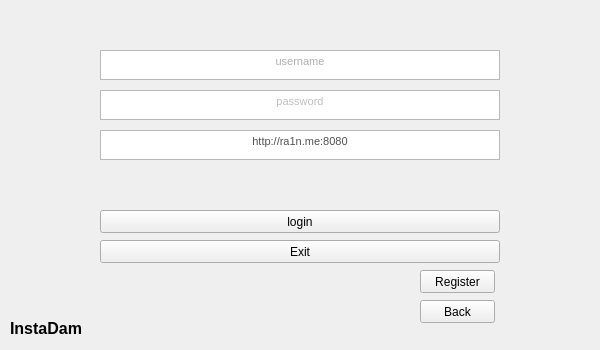
This is Qt/InstaDam/app/login.ui in Vedhus/InstaDam as Qt 5 draws it before an edit. The edited form follows.
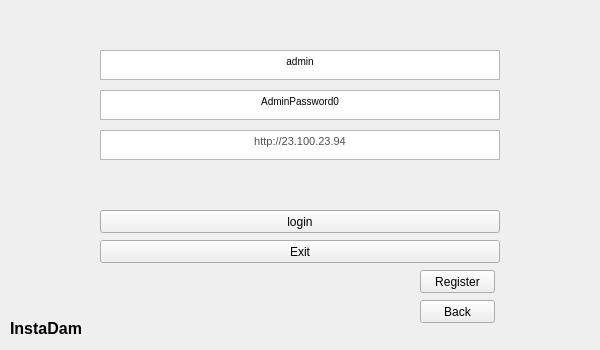
This is the edited form.

Patch:
```diff
--- a/Qt/InstaDam/app/login.ui
+++ b/Qt/InstaDam/app/login.ui
@@ -29,8 +29,8 @@
     <string>&lt;!DOCTYPE HTML PUBLIC &quot;-//W3C//DTD HTML 4.0//EN&quot; &quot;http://www.w3.org/TR/REC-html40/strict.dtd&quot;&gt;
 &lt;html&gt;&lt;head&gt;&lt;meta name=&quot;qrichtext&quot; content=&quot;1&quot; /&gt;&lt;style type=&quot;text/css&quot;&gt;
 p, li { white-space: pre-wrap; }
-&lt;/style&gt;&lt;/head&gt;&lt;body style=&quot; font-family:'MS Shell Dlg 2'; font-size:8.25pt; font-weight:400; font-style:normal;&quot;&gt;
-&lt;p align=&quot;center&quot; style=&quot; margin-top:0px; margin-bottom:0px; margin-left:0px; margin-right:0px; -qt-block-indent:0; text-indent:0px;&quot;&gt;&lt;span style=&quot; color:#afafaf;&quot;&gt;username&lt;/span&gt;&lt;/p&gt;&lt;/body&gt;&lt;/html&gt;</string>
+&lt;/style&gt;&lt;/head&gt;&lt;body style=&quot; font-family:'MS Shell Dlg 2'; font-size:7.8pt; font-weight:400; font-style:normal;&quot;&gt;
+&lt;p align=&quot;center&quot; style=&quot; margin-top:0px; margin-bottom:0px; margin-left:0px; margin-right:0px; -qt-block-indent:0; text-indent:0px;&quot;&gt;admin&lt;/p&gt;&lt;/body&gt;&lt;/html&gt;</string>
    </property>
   </widget>
   <widget class="QTextEdit" name="password">
@@ -49,8 +49,8 @@
     <string>&lt;!DOCTYPE HTML PUBLIC &quot;-//W3C//DTD HTML 4.0//EN&quot; &quot;http://www.w3.org/TR/REC-html40/strict.dtd&quot;&gt;
 &lt;html&gt;&lt;head&gt;&lt;meta name=&quot;qrichtext&quot; content=&quot;1&quot; /&gt;&lt;style type=&quot;text/css&quot;&gt;
 p, li { white-space: pre-wrap; }
-&lt;/style&gt;&lt;/head&gt;&lt;body style=&quot; font-family:'MS Shell Dlg 2'; font-size:8.25pt; font-weight:400; font-style:normal;&quot;&gt;
-&lt;p align=&quot;center&quot; style=&quot; margin-top:0px; margin-bottom:0px; margin-left:0px; margin-right:0px; -qt-block-indent:0; text-indent:0px;&quot;&gt;&lt;span style=&quot; color:#bfbfbf;&quot;&gt;password&lt;/span&gt;&lt;/p&gt;&lt;/body&gt;&lt;/html&gt;</string>
+&lt;/style&gt;&lt;/head&gt;&lt;body style=&quot; font-family:'MS Shell Dlg 2'; font-size:7.8pt; font-weight:400; font-style:normal;&quot;&gt;
+&lt;p align=&quot;center&quot; style=&quot; margin-top:0px; margin-bottom:0px; margin-left:0px; margin-right:0px; -qt-block-indent:0; text-indent:0px;&quot;&gt;AdminPassword0&lt;/p&gt;&lt;/body&gt;&lt;/html&gt;</string>
    </property>
   </widget>
   <widget class="QPushButton" name="pushButton">
@@ -128,8 +128,8 @@
     <string>&lt;!DOCTYPE HTML PUBLIC &quot;-//W3C//DTD HTML 4.0//EN&quot; &quot;http://www.w3.org/TR/REC-html40/strict.dtd&quot;&gt;
 &lt;html&gt;&lt;head&gt;&lt;meta name=&quot;qrichtext&quot; content=&quot;1&quot; /&gt;&lt;style type=&quot;text/css&quot;&gt;
 p, li { white-space: pre-wrap; }
-&lt;/style&gt;&lt;/head&gt;&lt;body style=&quot; font-family:'MS Shell Dlg 2'; font-size:8.25pt; font-weight:400; font-style:normal;&quot;&gt;
-&lt;p align=&quot;center&quot; style=&quot; margin-top:0px; margin-bottom:0px; margin-left:0px; margin-right:0px; -qt-block-indent:0; text-indent:0px;&quot;&gt;&lt;span style=&quot; font-family:'OpenSans,Helvetica,Arial,sans-serif'; font-size:8pt; color:#505050; background-color:#ffffff;&quot;&gt;http://ra1n.me:8080&lt;/span&gt;&lt;/p&gt;&lt;/body&gt;&lt;/html&gt;</string>
+&lt;/style&gt;&lt;/head&gt;&lt;body style=&quot; font-family:'MS Shell Dlg 2'; font-size:7.8pt; font-weight:400; font-style:normal;&quot;&gt;
+&lt;p align=&quot;center&quot; style=&quot; margin-top:0px; margin-bottom:0px; margin-left:0px; margin-right:0px; -qt-block-indent:0; text-indent:0px;&quot;&gt;&lt;span style=&quot; font-family:'OpenSans,Helvetica,Arial,sans-serif'; font-size:8pt; color:#505050; background-color:#ffffff;&quot;&gt;http://23.100.23.94&lt;/span&gt;&lt;/p&gt;&lt;/body&gt;&lt;/html&gt;</string>
    </property>
   </widget>
   <widget class="QPushButton" name="pushButton_4">
```
